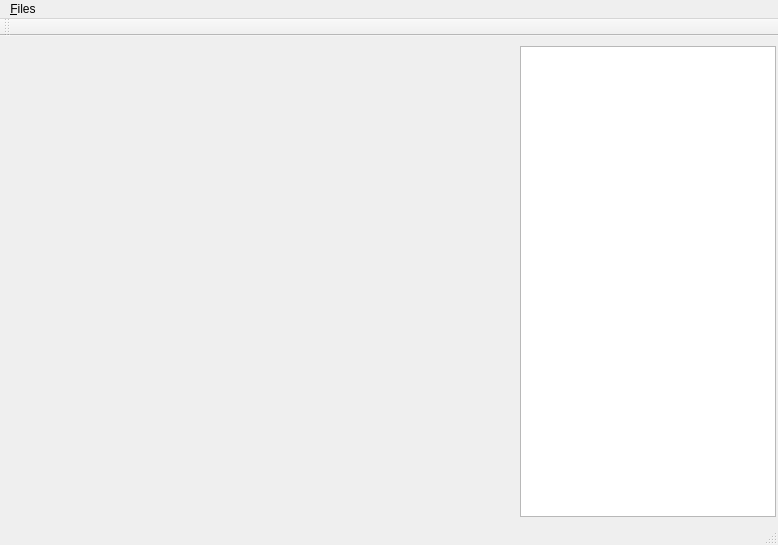
This is mainwindow.ui in kerlw/kidsudoku_editor as Qt 5 draws it before an edit. The edited form follows.
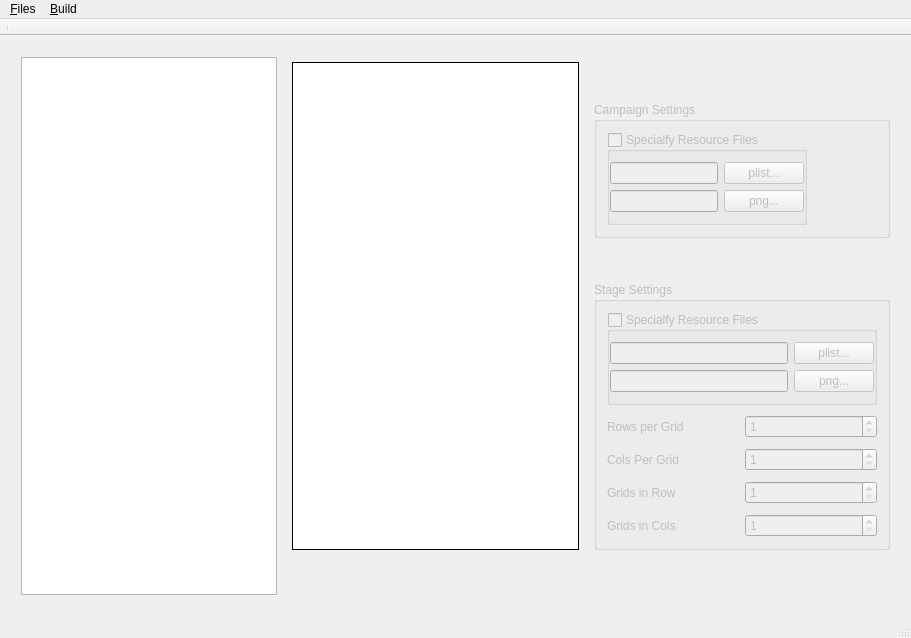
This is the edited form. Custom widgets are drawn as their Qt base class.

Commit message: 1. Not use QPropertyEditorWidget any longer 2. Basically complete the MainWindow's layout design. 3. Still could not make the SudokuBox QTableView's size fixed to its content for now.

What changed in the file:
```diff
--- a/mainwindow.ui
+++ b/mainwindow.ui
@@ -6,31 +6,488 @@
    <rect>
     <x>0</x>
     <y>0</y>
-    <width>778</width>
-    <height>545</height>
+    <width>911</width>
+    <height>638</height>
    </rect>
   </property>
   <property name="windowTitle">
    <string>MainWindow</string>
   </property>
   <widget class="QWidget" name="centralWidget">
-   <widget class="QPropertyEditorWidget" name="m_propertyEditor">
-    <property name="geometry">
-     <rect>
-      <x>520</x>
-      <y>10</y>
-      <width>256</width>
-      <height>471</height>
-     </rect>
-    </property>
-   </widget>
+   <property name="sizePolicy">
+    <sizepolicy hsizetype="Expanding" vsizetype="Expanding">
+     <horstretch>0</horstretch>
+     <verstretch>0</verstretch>
+    </sizepolicy>
+   </property>
+   <layout class="QGridLayout" name="gridLayout">
+    <item row="0" column="0">
+     <layout class="QHBoxLayout" name="mainLayout">
+      <property name="spacing">
+       <number>10</number>
+      </property>
+      <property name="leftMargin">
+       <number>10</number>
+      </property>
+      <property name="topMargin">
+       <number>10</number>
+      </property>
+      <property name="rightMargin">
+       <number>10</number>
+      </property>
+      <property name="bottomMargin">
+       <number>10</number>
+      </property>
+      <item>
+       <widget class="QListView" name="m_lvStages">
+        <property name="sizePolicy">
+         <sizepolicy hsizetype="Preferred" vsizetype="Expanding">
+          <horstretch>0</horstretch>
+          <verstretch>0</verstretch>
+         </sizepolicy>
+        </property>
+        <property name="editTriggers">
+         <set>QAbstractItemView::NoEditTriggers</set>
+        </property>
+       </widget>
+      </item>
+      <item>
+       <layout class="QVBoxLayout" name="sudokuBoxFrame">
+        <property name="sizeConstraint">
+         <enum>QLayout::SetDefaultConstraint</enum>
+        </property>
+        <property name="leftMargin">
+         <number>5</number>
+        </property>
+        <property name="topMargin">
+         <number>5</number>
+        </property>
+        <property name="rightMargin">
+         <number>5</number>
+        </property>
+        <property name="bottomMargin">
+         <number>5</number>
+        </property>
+        <item>
+         <widget class="QTableView" name="m_tbSudokuBox">
+          <property name="minimumSize">
+           <size>
+            <width>40</width>
+            <height>40</height>
+           </size>
+          </property>
+          <property name="autoFillBackground">
+           <bool>true</bool>
+          </property>
+          <property name="frameShape">
+           <enum>QFrame::Box</enum>
+          </property>
+          <property name="frameShadow">
+           <enum>QFrame::Plain</enum>
+          </property>
+          <property name="verticalScrollBarPolicy">
+           <enum>Qt::ScrollBarAlwaysOff</enum>
+          </property>
+          <property name="horizontalScrollBarPolicy">
+           <enum>Qt::ScrollBarAlwaysOff</enum>
+          </property>
+          <property name="autoScroll">
+           <bool>false</bool>
+          </property>
+          <property name="editTriggers">
+           <set>QAbstractItemView::NoEditTriggers</set>
+          </property>
+          <attribute name="horizontalHeaderVisible">
+           <bool>false</bool>
+          </attribute>
+          <attribute name="horizontalHeaderCascadingSectionResizes">
+           <bool>true</bool>
+          </attribute>
+          <attribute name="horizontalHeaderDefaultSectionSize">
+           <number>40</number>
+          </attribute>
+          <attribute name="horizontalHeaderHighlightSections">
+           <bool>false</bool>
+          </attribute>
+          <attribute name="horizontalHeaderMinimumSectionSize">
+           <number>40</number>
+          </attribute>
+          <attribute name="horizontalHeaderStretchLastSection">
+           <bool>false</bool>
+          </attribute>
+          <attribute name="verticalHeaderVisible">
+           <bool>false</bool>
+          </attribute>
+          <attribute name="verticalHeaderCascadingSectionResizes">
+           <bool>true</bool>
+          </attribute>
+          <attribute name="verticalHeaderDefaultSectionSize">
+           <number>40</number>
+          </attribute>
+          <attribute name="verticalHeaderHighlightSections">
+           <bool>false</bool>
+          </attribute>
+          <attribute name="verticalHeaderMinimumSectionSize">
+           <number>40</number>
+          </attribute>
+          <attribute name="verticalHeaderStretchLastSection">
+           <bool>false</bool>
+          </attribute>
+         </widget>
+        </item>
+        <item>
+         <spacer name="verticalSpacer_2">
+          <property name="orientation">
+           <enum>Qt::Vertical</enum>
+          </property>
+          <property name="sizeType">
+           <enum>QSizePolicy::Fixed</enum>
+          </property>
+          <property name="sizeHint" stdset="0">
+           <size>
+            <width>20</width>
+            <height>40</height>
+           </size>
+          </property>
+         </spacer>
+        </item>
+       </layout>
+      </item>
+      <item>
+       <layout class="QVBoxLayout" name="propertyFrame">
+        <property name="spacing">
+         <number>0</number>
+        </property>
+        <property name="leftMargin">
+         <number>0</number>
+        </property>
+        <property name="topMargin">
+         <number>0</number>
+        </property>
+        <property name="rightMargin">
+         <number>0</number>
+        </property>
+        <property name="bottomMargin">
+         <number>0</number>
+        </property>
+        <item>
+         <spacer name="verticalSpacer_4">
+          <property name="orientation">
+           <enum>Qt::Vertical</enum>
+          </property>
+          <property name="sizeHint" stdset="0">
+           <size>
+            <width>20</width>
+            <height>40</height>
+           </size>
+          </property>
+         </spacer>
+        </item>
+        <item>
+         <widget class="QGroupBox" name="m_grpCampaign">
+          <property name="enabled">
+           <bool>false</bool>
+          </property>
+          <property name="title">
+           <string>Campaign Settings</string>
+          </property>
+          <layout class="QVBoxLayout" name="verticalLayout">
+           <property name="spacing">
+            <number>10</number>
+           </property>
+           <property name="leftMargin">
+            <number>10</number>
+           </property>
+           <property name="topMargin">
+            <number>10</number>
+           </property>
+           <property name="rightMargin">
+            <number>10</number>
+           </property>
+           <property name="bottomMargin">
+            <number>10</number>
+           </property>
+           <item alignment="Qt::AlignLeft|Qt::AlignTop">
+            <widget class="QGroupBox" name="m_grpCampaignRes">
+             <property name="title">
+              <string>Specialfy Resource Files</string>
+             </property>
+             <property name="checkable">
+              <bool>true</bool>
+             </property>
+             <property name="checked">
+              <bool>false</bool>
+             </property>
+             <layout class="QVBoxLayout" name="verticalLayout_2">
+              <property name="spacing">
+               <number>6</number>
+              </property>
+              <property name="leftMargin">
+               <number>0</number>
+              </property>
+              <property name="topMargin">
+               <number>10</number>
+              </property>
+              <property name="rightMargin">
+               <number>0</number>
+              </property>
+              <property name="bottomMargin">
+               <number>10</number>
+              </property>
+              <item>
+               <layout class="QHBoxLayout" name="horizontalLayout_3">
+                <item>
+                 <widget class="QLineEdit" name="m_etCampaignPList">
+                  <property name="enabled">
+                   <bool>false</bool>
+                  </property>
+                 </widget>
+                </item>
+                <item>
+                 <widget class="QPushButton" name="m_btnCampaignPList">
+                  <property name="text">
+                   <string>plist...</string>
+                  </property>
+                 </widget>
+                </item>
+               </layout>
+              </item>
+              <item>
+               <layout class="QHBoxLayout" name="horizontalLayout_4">
+                <item>
+                 <widget class="QLineEdit" name="m_etCampaignPng">
+                  <property name="enabled">
+                   <bool>false</bool>
+                  </property>
+                 </widget>
+                </item>
+                <item>
+                 <widget class="QPushButton" name="m_btnCampaignPng">
+                  <property name="text">
+                   <string>png...</string>
+                  </property>
+                 </widget>
+                </item>
+               </layout>
+              </item>
+             </layout>
+            </widget>
+           </item>
+          </layout>
+         </widget>
+        </item>
+        <item>
+         <spacer name="verticalSpacer_3">
+          <property name="orientation">
+           <enum>Qt::Vertical</enum>
+          </property>
+          <property name="sizeHint" stdset="0">
+           <size>
+            <width>20</width>
+            <height>40</height>
+           </size>
+          </property>
+         </spacer>
+        </item>
+        <item>
+         <widget class="QGroupBox" name="m_grpStage">
+          <property name="enabled">
+           <bool>false</bool>
+          </property>
+          <property name="title">
+           <string>Stage Settings</string>
+          </property>
+          <layout class="QVBoxLayout" name="verticalLayout_3">
+           <property name="spacing">
+            <number>10</number>
+           </property>
+           <property name="leftMargin">
+            <number>10</number>
+           </property>
+           <property name="topMargin">
+            <number>10</number>
+           </property>
+           <property name="rightMargin">
+            <number>10</number>
+           </property>
+           <property name="bottomMargin">
+            <number>10</number>
+           </property>
+           <item>
+            <widget class="QGroupBox" name="m_grpStageRes">
+             <property name="title">
+              <string>Specialfy Resource Files</string>
+             </property>
+             <property name="checkable">
+              <bool>true</bool>
+             </property>
+             <property name="checked">
+              <bool>false</bool>
+             </property>
+             <layout class="QVBoxLayout" name="verticalLayout_4">
+              <property name="leftMargin">
+               <number>0</number>
+              </property>
+              <property name="topMargin">
+               <number>10</number>
+              </property>
+              <property name="rightMargin">
+               <number>0</number>
+              </property>
+              <property name="bottomMargin">
+               <number>10</number>
+              </property>
+              <item>
+               <layout class="QHBoxLayout" name="horizontalLayout">
+                <item>
+                 <widget class="QLineEdit" name="lineEdit">
+                  <property name="enabled">
+                   <bool>false</bool>
+                  </property>
+                 </widget>
+                </item>
+                <item>
+                 <widget class="QPushButton" name="pushButton">
+                  <property name="text">
+                   <string>plist...</string>
+                  </property>
+                 </widget>
+                </item>
+               </layout>
+              </item>
+              <item>
+               <layout class="QHBoxLayout" name="horizontalLayout_2">
+                <item>
+                 <widget class="QLineEdit" name="lineEdit_2">
+                  <property name="enabled">
+                   <bool>false</bool>
+                  </property>
+                 </widget>
+                </item>
+                <item>
+                 <widget class="QPushButton" name="pushButton_2">
+                  <property name="text">
+                   <string>png...</string>
+                  </property>
+                 </widget>
+                </item>
+               </layout>
+              </item>
+             </layout>
+            </widget>
+           </item>
+           <item>
+            <layout class="QHBoxLayout" name="horizontalLayout_5">
+             <item>
+              <widget class="QLabel" name="label">
+               <property name="text">
+                <string>Rows per Grid</string>
+               </property>
+              </widget>
+             </item>
+             <item>
+              <widget class="QSpinBox" name="m_spbRowsPerGrid">
+               <property name="minimum">
+                <number>1</number>
+               </property>
+               <property name="maximum">
+                <number>3</number>
+               </property>
+              </widget>
+             </item>
+            </layout>
+           </item>
+           <item>
+            <layout class="QHBoxLayout" name="horizontalLayout_6">
+             <item>
+              <widget class="QLabel" name="label_2">
+               <property name="text">
+                <string>Cols Per Grid</string>
+               </property>
+              </widget>
+             </item>
+             <item>
+              <widget class="QSpinBox" name="m_spbColsPerGrid">
+               <property name="minimum">
+                <number>1</number>
+               </property>
+               <property name="maximum">
+                <number>3</number>
+               </property>
+              </widget>
+             </item>
+            </layout>
+           </item>
+           <item>
+            <layout class="QHBoxLayout" name="horizontalLayout_7">
+             <item>
+              <widget class="QLabel" name="label_3">
+               <property name="text">
+                <string>Grids in Row</string>
+               </property>
+              </widget>
+             </item>
+             <item>
+              <widget class="QSpinBox" name="m_spbGridsInRow">
+               <property name="minimum">
+                <number>1</number>
+               </property>
+               <property name="maximum">
+                <number>3</number>
+               </property>
+              </widget>
+             </item>
+            </layout>
+           </item>
+           <item>
+            <layout class="QHBoxLayout" name="horizontalLayout_8">
+             <item>
+              <widget class="QLabel" name="label_4">
+               <property name="text">
+                <string>Grids in Cols</string>
+               </property>
+              </widget>
+             </item>
+             <item>
+              <widget class="QSpinBox" name="m_spbGridsInCol">
+               <property name="minimum">
+                <number>1</number>
+               </property>
+               <property name="maximum">
+                <number>3</number>
+               </property>
+              </widget>
+             </item>
+            </layout>
+           </item>
+          </layout>
+         </widget>
+        </item>
+        <item>
+         <spacer name="verticalSpacer_5">
+          <property name="orientation">
+           <enum>Qt::Vertical</enum>
+          </property>
+          <property name="sizeHint" stdset="0">
+           <size>
+            <width>20</width>
+            <height>40</height>
+           </size>
+          </property>
+         </spacer>
+        </item>
+       </layout>
+      </item>
+     </layout>
+    </item>
+   </layout>
   </widget>
   <widget class="QMenuBar" name="menuBar">
    <property name="geometry">
     <rect>
      <x>0</x>
      <y>0</y>
-     <width>778</width>
+     <width>911</width>
      <height>28</height>
     </rect>
    </property>
@@ -46,15 +503,25 @@
     <addaction name="separator"/>
     <addaction name="action_Quit"/>
    </widget>
+   <widget class="QMenu" name="menu_Build">
+    <property name="title">
+     <string>&amp;Build</string>
+    </property>
+   </widget>
    <addaction name="menu_Files"/>
+   <addaction name="menu_Build"/>
   </widget>
   <widget class="QToolBar" name="mainToolBar">
+   <property name="movable">
+    <bool>false</bool>
+   </property>
    <attribute name="toolBarArea">
     <enum>TopToolBarArea</enum>
    </attribute>
    <attribute name="toolBarBreak">
-    <bool>false</bool>
+    <bool>true</bool>
    </attribute>
+   <addaction name="separator"/>
   </widget>
   <widget class="QStatusBar" name="statusBar"/>
   <action name="action_Open">
@@ -84,13 +551,6 @@
   </action>
  </widget>
  <layoutdefault spacing="6" margin="11"/>
- <customwidgets>
-  <customwidget>
-   <class>QPropertyEditorWidget</class>
-   <extends>QTreeView</extends>
-   <header>widgets/QPropertyEditorWidget.h</header>
-  </customwidget>
- </customwidgets>
  <resources/>
  <connections/>
 </ui>
```
The commit also changes 7 other files.
